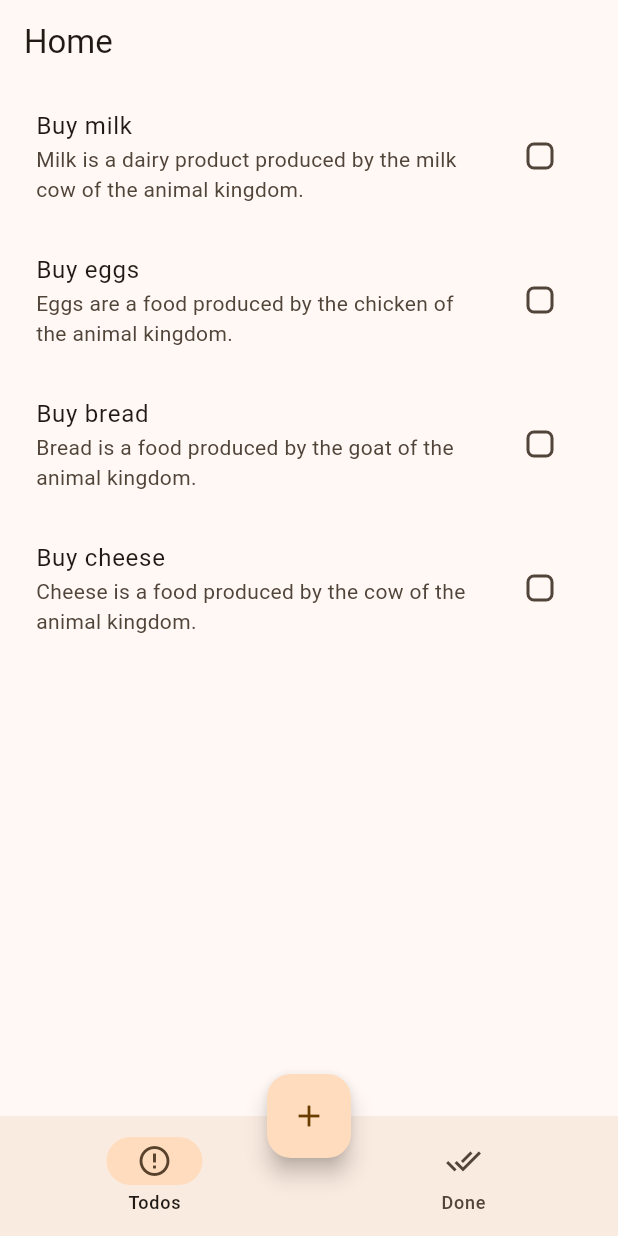
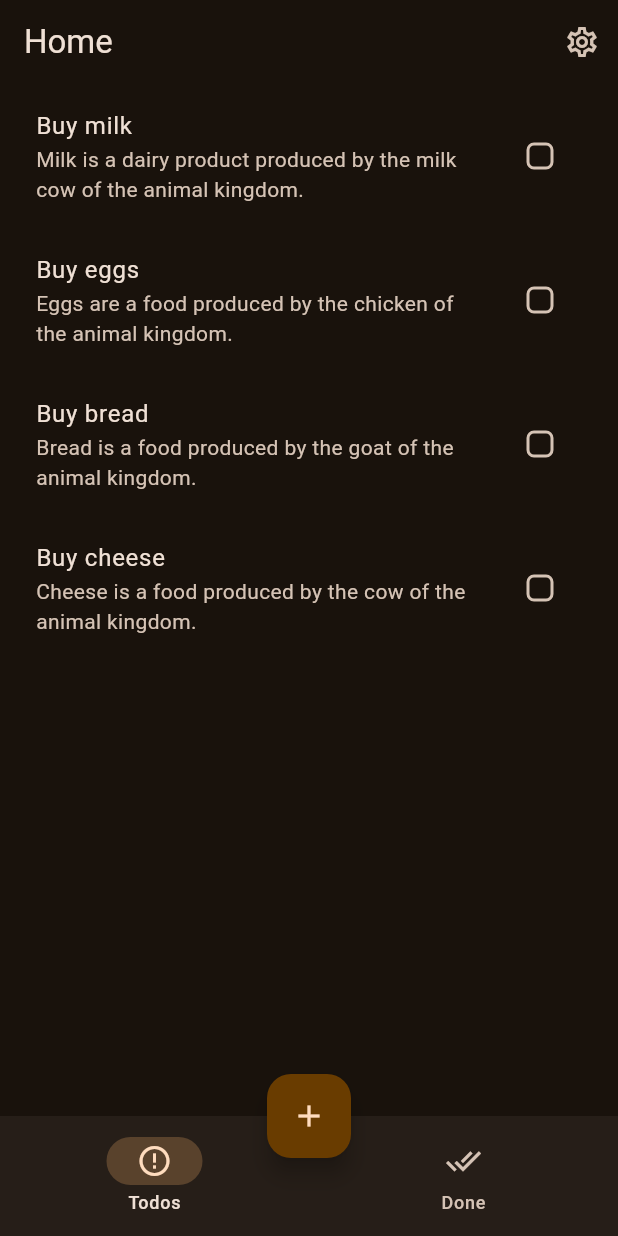
Before and after one commit to battistinidiego/todo_app, a Flutter app: the screen it shows after launch, on a phone screen of 412 x 824 dp. Run offline on Flutter 3.47's test engine with Material 2 defaults, Android fonts, the phone set to English and light mode, and no system bars.

Commit message:
Added dark mode

```diff
--- a/lib/main.dart
+++ b/lib/main.dart
@@ -1,6 +1,7 @@
 import 'package:flutter/material.dart';
 import 'package:provider/provider.dart';
 import 'package:todo_app/route.dart';
+import 'package:todo_app/services/theme_service.dart';
 import 'package:todo_app/services/todo_service.dart';
 
 void main() {
@@ -12,15 +13,25 @@ class TodoApp extends StatelessWidget {
 
   @override
   Widget build(BuildContext context) {
-    return ChangeNotifierProvider<TodoService>(
-      create: (context) => TodoService(),
-      child: MaterialApp(
-          initialRoute: RouteGenerator.homePageRouteName, // '/'
-          onGenerateRoute: RouteGenerator.routeGenerator,
-          title: 'Todo',
-          theme: ThemeData(
+    return MultiProvider(
+      providers: [
+        ChangeNotifierProvider<TodoService>(create: (_) => TodoService()),
+        ChangeNotifierProvider<ThemeService>(create: (_) => ThemeService()),
+      ],
+      child: Builder(builder: (context) {
+        return MaterialApp(
+            initialRoute: RouteGenerator.homePageRouteName, // '/'
+            onGenerateRoute: RouteGenerator.routeGenerator,
+            title: 'Todo',
+            theme: ThemeData(
               useMaterial3: true,
-              colorScheme: ColorScheme.fromSeed(seedColor: Colors.orange))),
+              colorScheme: ColorScheme.fromSeed(
+                  seedColor: Colors.orange,
+                  brightness: context.watch<ThemeService>().isDarkMode
+                      ? Brightness.dark
+                      : Brightness.light),
+            ));
+      }),
     );
   }
 }
--- a/lib/route.dart
+++ b/lib/route.dart
@@ -2,22 +2,25 @@ import 'package:flutter/material.dart';
 import 'package:todo_app/models/todo.dart';
 import 'package:todo_app/routes/home_page.dart';
 import 'package:todo_app/routes/info_page.dart';
+import 'package:todo_app/routes/settings_page.dart';
 
 class RouteGenerator {
   static const homePageRouteName = '/';
   static const infoPageRouteName = '/info';
+  static const settingsPageRouteName = '/settings';
 
   static Route<dynamic>? routeGenerator(RouteSettings settings) {
     var args = settings.arguments;
     switch (settings.name) {
       case homePageRouteName:
-        return MaterialPageRoute(builder: (_) => const HomePage());
+        return MaterialPageRoute(builder: (context) => const HomePage());
       case infoPageRouteName:
         if (args is Todo) {
-          return MaterialPageRoute(builder: (_) => InfoPage(item: args));
+          return MaterialPageRoute(builder: (context) => InfoPage(item: args));
         }
         throw Exception('Error: route arg is not of type Todo');
-
+      case settingsPageRouteName:
+        return MaterialPageRoute(builder: (context) => const SettingsPage());
       default:
         throw Exception('Error: unknown route');
     }
--- a/lib/routes/home_page.dart
+++ b/lib/routes/home_page.dart
@@ -27,6 +27,11 @@ class _HomePageState extends State<HomePage> {
                     )),
             child: const Icon(Icons.add)),
         appBar: AppBar(
+          actions: [
+            IconButton(
+                onPressed: () => Navigator.pushNamed(context, '/settings'),
+                icon: const Icon(Icons.settings_outlined))
+          ],
           title: const Text("Home"),
         ),
         bottomNavigationBar: NavigationBar(
--- a/lib/routes/info_page.dart
+++ b/lib/routes/info_page.dart
@@ -47,7 +47,7 @@ class InfoPage extends StatelessWidget {
             title: Text(item.title),
           ),
           body: Padding(
-            padding: const EdgeInsets.all(15),
+            padding: const EdgeInsets.all(20),
             child: Column(
               crossAxisAlignment: CrossAxisAlignment.start,
               children: [
--- /dev/null
+++ b/lib/services/theme_service.dart
@@ -0,0 +1,12 @@
+import 'package:flutter/material.dart';
+
+class ThemeService with ChangeNotifier {
+  bool _isDarkMode = true;
+
+  bool get isDarkMode => _isDarkMode;
+
+  set isDarkMode(bool value) {
+    _isDarkMode = value;
+    notifyListeners();
+  }
+}
--- a/lib/widgets/item_list.dart
+++ b/lib/widgets/item_list.dart
@@ -10,8 +10,7 @@ class ItemList extends StatelessWidget {
 
   @override
   Widget build(BuildContext context) {
-    return Center(
-      child: ListView.builder(
+    return ListView.builder(
         itemCount: todoCollection.length,
         itemBuilder: (context, index) {
           return Consumer<TodoService>(
@@ -38,7 +37,6 @@ class ItemList extends StatelessWidget {
               ),
             ),
           );
-          }),
-    );
+        });
   }
 }
```
Also changed, not shown: lib/routes/settings_page.dart (added, +33 -0 lines). Lines whose indentation alone changed are shown as unchanged.
